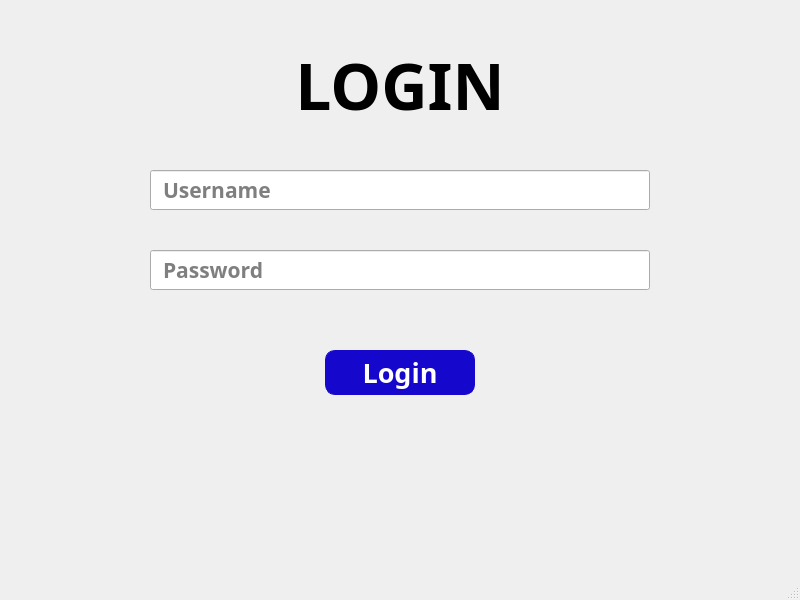
First picture: the form in Lesson 6/login.ui, repository trungsliver/MK-C4K-PTA12, before the edit.
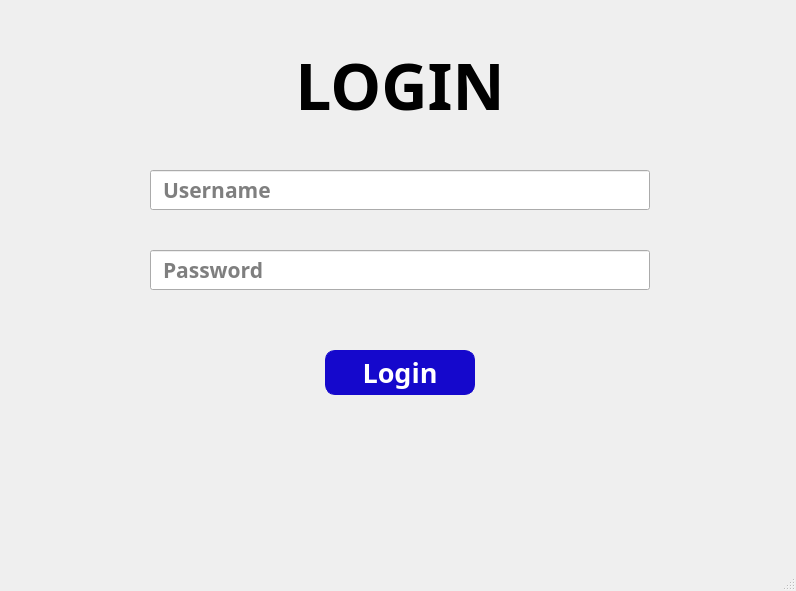
Second picture: the form after the edit.

```diff
--- a/Lesson 6/login.ui
+++ b/Lesson 6/login.ui
@@ -6,8 +6,8 @@
    <rect>
     <x>0</x>
     <y>0</y>
-    <width>800</width>
-    <height>600</height>
+    <width>796</width>
+    <height>591</height>
    </rect>
   </property>
   <property name="windowTitle">
```
Left out of the diff: 2 changed lines with no effect on the pictures.
